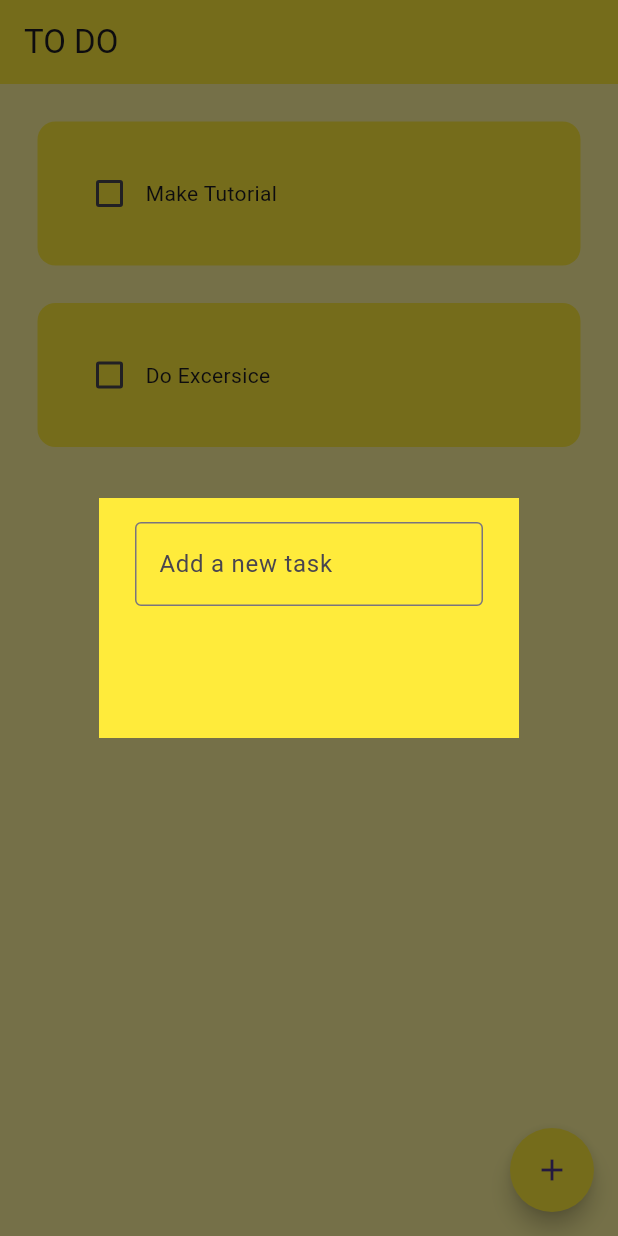
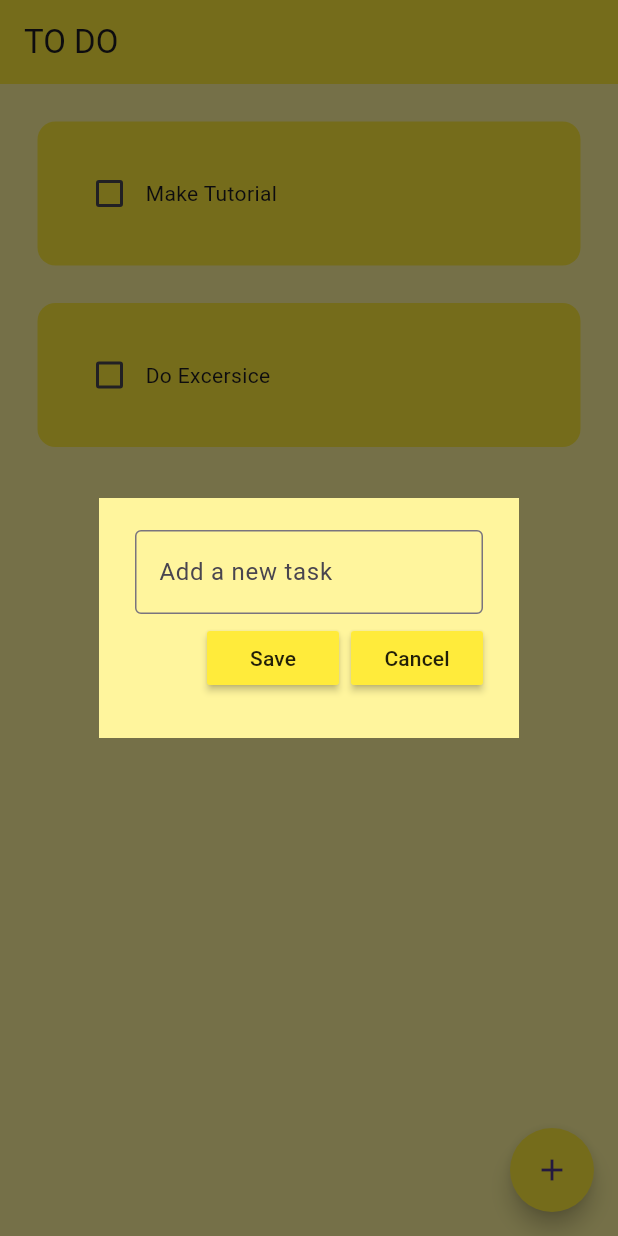
Before and after one commit to techmornach/omnitodo, a Flutter app: the screen it shows after launch, after a tap on the "add" icon, on a phone screen of 412 x 824 dp. Run offline on Flutter 3.47's test engine with Material 3 defaults, Android fonts, the phone set to English and light mode, and no system bars.

Commit message:
1 Sept 2024, 21:45

```diff
--- a/lib/util/dialog_box.dart
+++ b/lib/util/dialog_box.dart
@@ -1,20 +1,32 @@
 import "package:flutter/material.dart";
+import "package:todoapp/util/my_button.dart";
 
 class DialogBox extends StatelessWidget {
-  const DialogBox({super.key});
+  final controller;
+  const DialogBox({super.key, required this.controller});
 
   @override
   Widget build(BuildContext context) {
     return AlertDialog(
-      backgroundColor: Colors.yellow,
+      backgroundColor: Colors.yellow[200],
       shape: ContinuousRectangleBorder(),
       content: Container(
         height: 120,
         child: Column(
+          mainAxisAlignment: MainAxisAlignment.spaceEvenly,
           children: [
             TextField(
+              controller: controller,
               decoration: InputDecoration(
                   border: OutlineInputBorder(), hintText: "Add a new task"),
+            ),
+            Row(
+              mainAxisAlignment: MainAxisAlignment.end,
+              children: [
+                MyButton(text: "Save", onPressed: () {}),
+                const SizedBox(width: 8),
+                MyButton(text: "Cancel", onPressed: () {})
+              ],
             )
           ],
         ),
--- /dev/null
+++ b/lib/util/my_button.dart
@@ -0,0 +1,13 @@
+import "package:flutter/material.dart";
+
+class MyButton extends StatelessWidget {
+  final String text;
+  VoidCallback onPressed;
+  MyButton({super.key, required this.text, required this.onPressed});
+
+  @override
+  Widget build(BuildContext context) {
+    return MaterialButton(
+        onPressed: onPressed, color: Colors.yellow, child: Text(text));
+  }
+}
```
